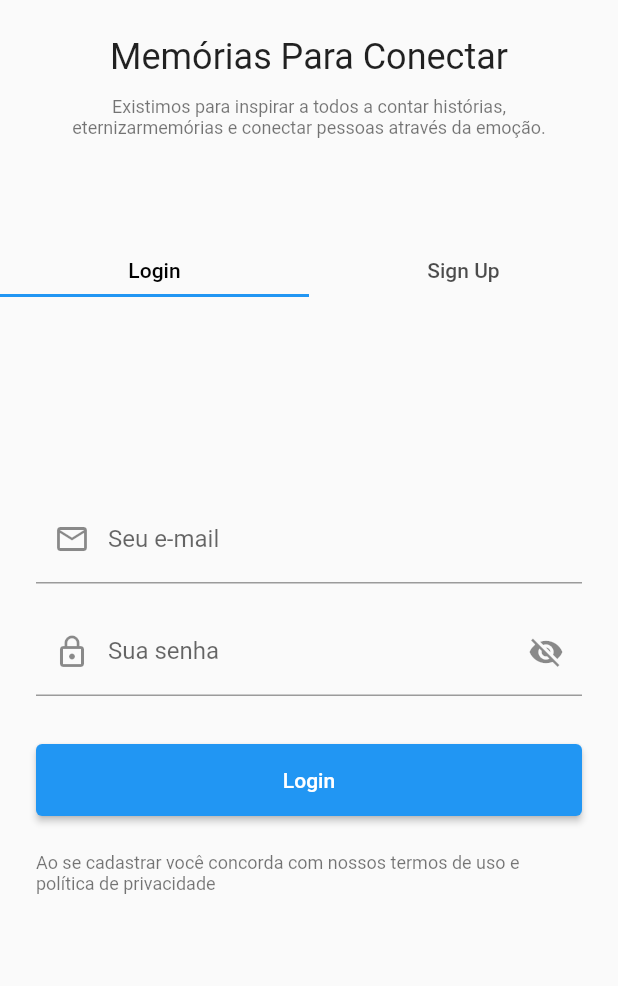
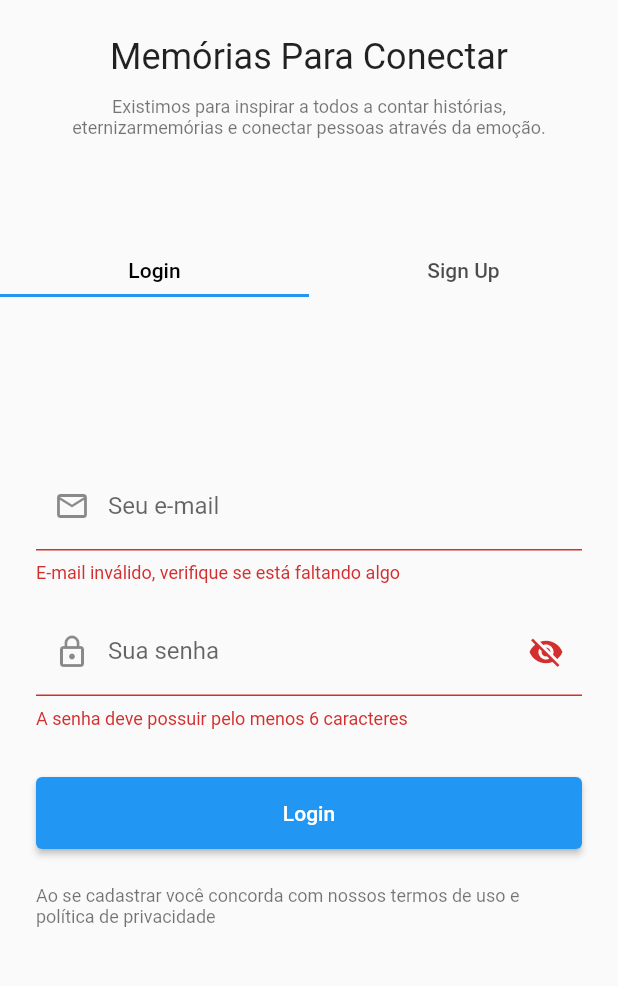
Before and after one commit to JoaoGomms/heyava_authentication, a Flutter app: the screen it shows after launch, after a tap on "Login", on a phone screen of 412 x 824 dp, the part 156-1142 px from its top. Run offline on Flutter 3.47's test engine with Material 2 defaults, Android fonts, the phone set to English and light mode, and no system bars; our stand-ins replace dio, flutter_mobx, get_it, mobx, shared_preferences, sqflite; accounts and stored records are empty; generated files the repository leaves out were written again.

Commit message:
validate if user exists and return error message for login page

```diff
--- a/lib/app/features/authentication/controllers/login_controller.dart
+++ b/lib/app/features/authentication/controllers/login_controller.dart
@@ -23,29 +23,34 @@ abstract class _LoginControllerBase with Store {
 
   @observable
   TextEditingController emailField = TextEditingController();
+
   @observable
   TextEditingController passwordField = TextEditingController();
 
+  @observable
+  GlobalKey<FormState> formKey = GlobalKey<FormState>();
+
+  @observable
+  String? error;
+
   @action
   Future<void> login() async {
-    if (passwordField.text.isEmpty) {
-      print('Senha Vazia');
-      return;
-    }
-
-    if (emailField.text.isEmpty) {
-      print('Email Vazia');
-      return;
-    }
-
     try {
       await db.getUserLogin(emailField.text, passwordField.text).then((user) {
+        if (user == null) {
+          error = 'Usuário não encontrado, revise seu e-mail e/ou senha';
+        }
+
         if (user != null) {
           sessionController.user = user;
           loginSuccessful();
+          emailField.clear();
+          passwordField.clear();
+          error = null;
         }
       });
     } catch (e) {
+      error = 'EXCEPTION Usuário não encontrado, revise seu e-mail e/ou senha';
       print('Couldnt find user --- $e');
     }
   }
--- a/lib/app/features/authentication/pages/components/text_field/email_text_field.dart
+++ b/lib/app/features/authentication/pages/components/text_field/email_text_field.dart
@@ -5,30 +5,15 @@ import 'app_text_field.dart';
 
 class EmailTextField extends StatelessWidget {
   final TextEditingController controller;
-  const EmailTextField({Key? key, required this.controller}) : super(key: key);
+  final String? Function(String?) validator;
+  const EmailTextField(
+      {Key? key, required this.controller, required this.validator})
+      : super(key: key);
 
   @override
   Widget build(BuildContext context) {
     return AppTextField(
-      validator: (value) {
-        const pattern = r"(?:[a-z0-9!#$%&'*+/=?^_`{|}~-]+(?:\.[a-z0-9!#$%&'"
-            r'*+/=?^_`{|}~-]+)*|"(?:[\x01-\x08\x0b\x0c\x0e-\x1f\x21\x23-\x5b\x5d-'
-            r'\x7f]|\\[\x01-\x09\x0b\x0c\x0e-\x7f])*")@(?:(?:[a-z0-9](?:[a-z0-9-]*'
-            r'[a-z0-9])?\.)+[a-z0-9](?:[a-z0-9-]*[a-z0-9])?|\[(?:(?:(2(5[0-5]|[0-4]'
-            r'[0-9])|1[0-9][0-9]|[1-9]?[0-9]))\.){3}(?:(2(5[0-5]|[0-4][0-9])|1[0-9]'
-            r'[0-9]|[1-9]?[0-9])|[a-z0-9-]*[a-z0-9]:(?:[\x01-\x08\x0b\x0c\x0e-\x1f\'
-            r'x21-\x5a\x53-\x7f]|\\[\x01-\x09\x0b\x0c\x0e-\x7f])+)\])';
-        final regex = RegExp(pattern);
-
-        if (value == null ||
-            value.isEmpty ||
-            !value.contains('@') ||
-            !value.contains('.')) {
-          return 'E-mail inválido';
-        }
-
-        return null;
-      },
+      validator: validator,
       icon: Icons.email_outlined,
       keyboardType: TextInputType.emailAddress,
       controller: controller,
--- a/lib/app/features/authentication/pages/components/text_field/password_text_field.dart
+++ b/lib/app/features/authentication/pages/components/text_field/password_text_field.dart
@@ -6,27 +6,19 @@ import 'app_text_field.dart';
 class PasswordTextField extends StatelessWidget {
   final TextEditingController controller;
   final TextInputType keyboardType;
+  final String? Function(String?)? validator;
 
   const PasswordTextField({
     Key? key,
     required this.controller,
     this.keyboardType = TextInputType.visiblePassword,
+    this.validator,
   }) : super(key: key);
 
   @override
   Widget build(BuildContext context) {
     return AppTextField(
-      validator: (value) {
-        if (value == null) {
-          return 'Preencha a senha';
-        }
-
-        if (value.length < 6) {
-          return 'A senha deve possuir pelo menos 6 caracteres';
-        }
-
-        return null;
-      },
+      validator: validator,
       icon: Icons.lock_outline,
       keyboardType: keyboardType,
       controller: controller,
--- a/lib/app/features/authentication/pages/login_page.dart
+++ b/lib/app/features/authentication/pages/login_page.dart
@@ -1,10 +1,12 @@
 import 'package:flutter/material.dart';
+import 'package:flutter_mobx/flutter_mobx.dart';
 import 'package:get_it/get_it.dart';
 import 'package:heyava_authentication/app/assets/texts/authentication_texts.dart';
 import 'package:heyava_authentication/app/features/authentication/controllers/login_controller.dart';
 import 'package:heyava_authentication/app/features/authentication/pages/components/button/app_elevated_button.dart';
 import 'package:heyava_authentication/app/features/authentication/pages/components/text_field/email_text_field.dart';
 import 'package:heyava_authentication/app/features/authentication/pages/components/text_field/password_text_field.dart';
+import 'package:heyava_authentication/app/features/authentication/pages/components/toast/error_toast.dart';
 
 class LoginPage extends StatefulWidget {
   const LoginPage({Key? key}) : super(key: key);
@@ -25,20 +27,54 @@ class _LoginPageState extends State<LoginPage> {
     return Scaffold(
       body: Padding(
         padding: const EdgeInsets.symmetric(horizontal: 24),
-        child: Column(
+        child: Form(
+          key: controller.formKey,
+          child: Observer(builder: (context) {
+            return Column(
               crossAxisAlignment: CrossAxisAlignment.stretch,
               mainAxisAlignment: MainAxisAlignment.center,
               children: [
-            EmailTextField(controller: controller.emailField),
-            PasswordTextField(controller: controller.passwordField),
+                if (controller.error != null && controller.error!.isNotEmpty)
+                  ErrorToast(label: controller.error!),
+                EmailTextField(
+                  controller: controller.emailField,
+                  validator: (value) {
+                    if (value == null ||
+                        value.isEmpty ||
+                        !value.contains('@') ||
+                        !value.contains('.')) {
+                      return 'E-mail inválido, verifique se está faltando algo';
+                    }
+
+                    return null;
+                  },
+                ),
+                PasswordTextField(
+                  controller: controller.passwordField,
+                  validator: (value) {
+                    if (value == null) {
+                      return 'Preencha a senha';
+                    }
+
+                    if (value.length < 6) {
+                      return 'A senha deve possuir pelo menos 6 caracteres';
+                    }
+                    return null;
+                  },
+                ),
                 AppElevatedButton(
                     text: AuthenticationTexts.loginButton,
-                onPressed: () => controller.login()),
+                    onPressed: () {
+                      if (controller.formKey.currentState!.validate())
+                        controller.login();
+                    }),
                 Text(
                   AuthenticationTexts.loginTerms,
                   style: Theme.of(context).textTheme.bodySmall,
                 )
               ],
+            );
+          }),
         ),
       ),
     );
--- a/lib/app/features/authentication/pages/sign_up_page.dart
+++ b/lib/app/features/authentication/pages/sign_up_page.dart
@@ -35,7 +35,7 @@ class _SignUpPageState extends State<SignUpPage> {
             crossAxisAlignment: CrossAxisAlignment.stretch,
             mainAxisAlignment: MainAxisAlignment.center,
             children: [
-              EmailTextField(controller: controller.emailField),
+              // EmailTextField(controller: controller.emailField),
               AppTextField(
                 validator: (value) {
                   if (value != null && value.length < 3) {
```
Also changed, not shown: lib/app/features/authentication/pages/components/toast/error_toast.dart (added, +23 -0 lines), lib/app/features/authentication/controllers/login_controller.g.dart. Lines whose indentation alone changed are shown as unchanged.
